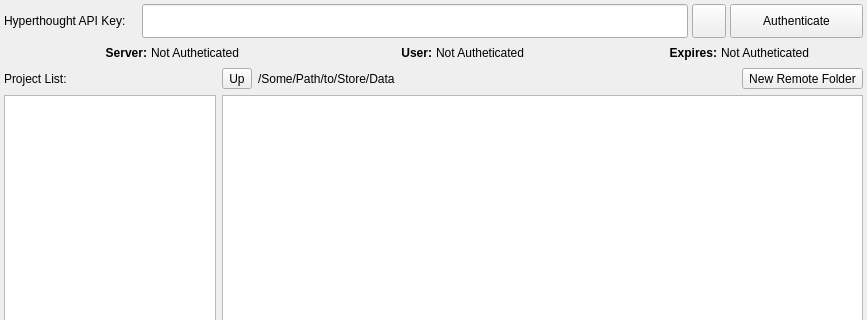
Before: the Qt Designer form hyperthoughtdialog.ui in BlueQuartzSoftware/MetaForge, drawn with Qt 5; both pictures show x 0 to 867 and y 0 to 320 of the 867 by 497 pixel window.
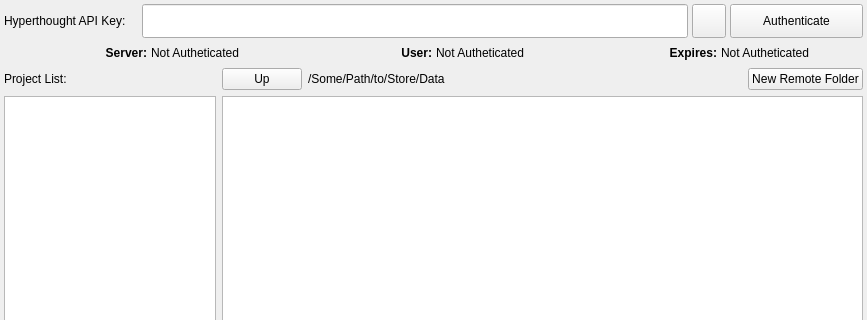
After: the same form once the commit is applied. Icons and pictures are not drawn. Custom widgets are drawn as their Qt base class.

Commit message:
Dark Style patterned after macOS Big Sur (#39)
* Visual Style based off of macOS Big Sur

Diff of the .ui file:
```diff
--- a/hyperthoughtdialog.ui
+++ b/hyperthoughtdialog.ui
@@ -153,7 +153,7 @@
      <item row="0" column="1">
       <layout class="QHBoxLayout" name="horizontalLayout_5">
        <item>
-        <widget class="QToolButton" name="parentDirectoryButton">
+        <widget class="QPushButton" name="parentDirectoryButton">
          <property name="toolTip">
           <string>Move Up a Directory</string>
          </property>
@@ -173,9 +173,6 @@
            <height>16</height>
           </size>
          </property>
-         <property name="toolButtonStyle">
-          <enum>Qt::ToolButtonTextBesideIcon</enum>
-         </property>
         </widget>
        </item>
        <item>
@@ -214,7 +211,7 @@
         </spacer>
        </item>
        <item>
-        <widget class="QToolButton" name="newFolderButton">
+        <widget class="QPushButton" name="newFolderButton">
          <property name="toolTip">
           <string>Create Remote Folder</string>
          </property>
@@ -231,9 +228,6 @@
            <height>16</height>
           </size>
          </property>
-         <property name="toolButtonStyle">
-          <enum>Qt::ToolButtonTextBesideIcon</enum>
-         </property>
         </widget>
        </item>
       </layout>
```
The commit also changes 22 other files.
